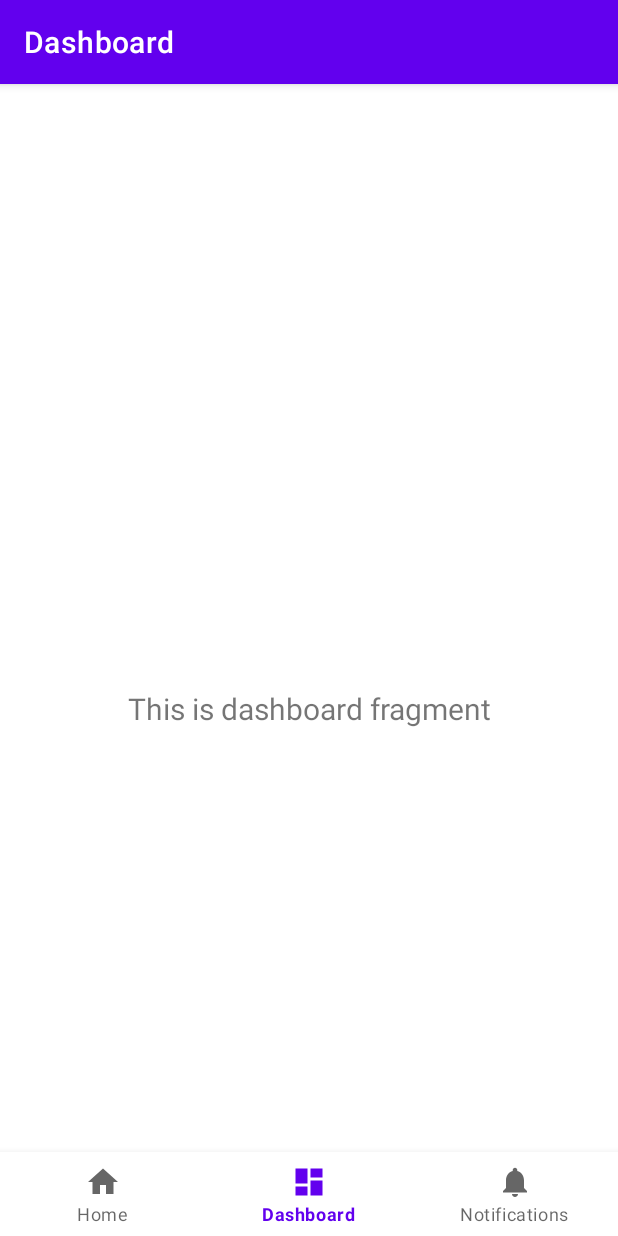
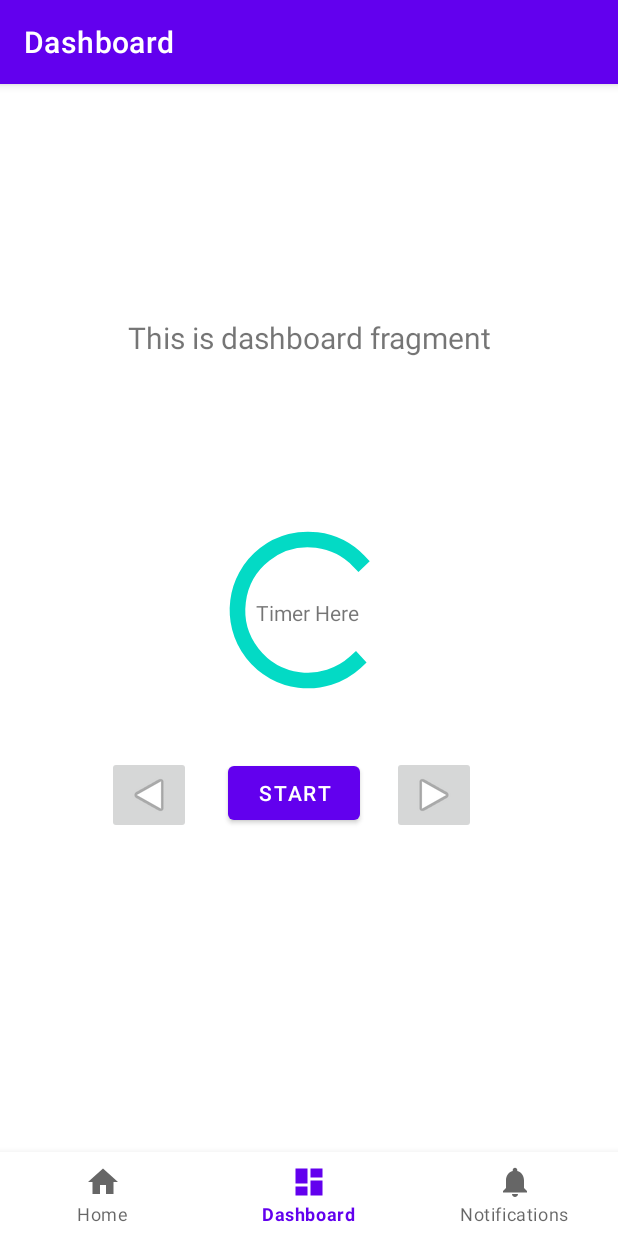
Before and after one commit to Zephyruskk/Root-Digital, an Android app: the DashboardFragment screen opened through its navigation route, on a phone screen of 412 x 824 dp. Run offline under Robolectric (Android 15) with nearby library versions, the phone set to English and light mode, and no system bars; our stand-ins replace navigation-ui.

Commit message:
Basic ui added
Basic ui layout added to app.
Still needs to have most of the template renamed but that requires a deeper dive into the code.

```diff
--- a/Illo/app/src/main/res/layout/activity_main.xml
+++ b/Illo/app/src/main/res/layout/activity_main.xml
@@ -1,6 +1,7 @@
 <?xml version="1.0" encoding="utf-8"?>
 <androidx.constraintlayout.widget.ConstraintLayout xmlns:android="http://schemas.android.com/apk/res/android"
     xmlns:app="http://schemas.android.com/apk/res-auto"
+    xmlns:tools="http://schemas.android.com/tools"
     android:id="@+id/container"
     android:layout_width="match_parent"
     android:layout_height="match_parent"
@@ -10,10 +11,9 @@
         android:id="@+id/nav_view"
         android:layout_width="0dp"
         android:layout_height="wrap_content"
-        android:layout_marginStart="0dp"
-        android:layout_marginEnd="0dp"
         android:background="?android:attr/windowBackground"
         app:layout_constraintBottom_toBottomOf="parent"
+        app:layout_constraintHorizontal_bias="0.0"
         app:layout_constraintLeft_toLeftOf="parent"
         app:layout_constraintRight_toRightOf="parent"
         app:menu="@menu/bottom_nav_menu" />
@@ -25,9 +25,11 @@
         android:layout_height="match_parent"
         app:defaultNavHost="true"
         app:layout_constraintBottom_toTopOf="@id/nav_view"
+        app:layout_constraintHorizontal_bias="0.0"
         app:layout_constraintLeft_toLeftOf="parent"
         app:layout_constraintRight_toRightOf="parent"
         app:layout_constraintTop_toTopOf="parent"
+        app:layout_constraintVertical_bias="1.0"
         app:navGraph="@navigation/mobile_navigation" />
 
 </androidx.constraintlayout.widget.ConstraintLayout>
--- a/Illo/app/src/main/res/layout/fragment_dashboard.xml
+++ b/Illo/app/src/main/res/layout/fragment_dashboard.xml
@@ -5,6 +5,18 @@
     android:layout_width="match_parent"
     android:layout_height="match_parent"
     tools:context=".ui.dashboard.DashboardFragment">
+
+    <ProgressBar
+        android:id="@+id/progressBar"
+        style="?android:attr/progressBarStyle"
+        android:layout_width="156dp"
+        android:layout_height="125dp"
+        app:layout_constraintBottom_toBottomOf="parent"
+        app:layout_constraintEnd_toEndOf="parent"
+        app:layout_constraintHorizontal_bias="0.498"
+        app:layout_constraintStart_toStartOf="parent"
+        app:layout_constraintTop_toTopOf="parent"
+        app:layout_constraintVertical_bias="0.396" />
 
     <TextView
         android:id="@+id/text_dashboard"
@@ -17,6 +29,58 @@
         android:textSize="20sp"
         app:layout_constraintBottom_toBottomOf="parent"
         app:layout_constraintEnd_toEndOf="parent"
+        app:layout_constraintHorizontal_bias="1.0"
         app:layout_constraintStart_toStartOf="parent"
-        app:layout_constraintTop_toTopOf="parent" />
+        app:layout_constraintTop_toTopOf="parent"
+        app:layout_constraintVertical_bias="0.135" />
+
+    <TextView
+        android:id="@+id/textView"
+        android:layout_width="wrap_content"
+        android:layout_height="wrap_content"
+        android:text="Timer Here"
+        app:layout_constraintBottom_toBottomOf="parent"
+        app:layout_constraintEnd_toEndOf="parent"
+        app:layout_constraintHorizontal_bias="0.498"
+        app:layout_constraintStart_toStartOf="parent"
+        app:layout_constraintTop_toTopOf="parent"
+        app:layout_constraintVertical_bias="0.414" />
+
+    <Button
+        android:id="@+id/button"
+        android:layout_width="wrap_content"
+        android:layout_height="wrap_content"
+        android:text="Start"
+        app:layout_constraintBottom_toBottomOf="parent"
+        app:layout_constraintEnd_toEndOf="@+id/text_dashboard"
+        app:layout_constraintHorizontal_bias="0.482"
+        app:layout_constraintStart_toStartOf="parent"
+        app:layout_constraintTop_toTopOf="parent"
+        app:layout_constraintVertical_bias="0.591" />
+
+    <ImageButton
+        android:id="@+id/imageButton"
+        android:layout_width="wrap_content"
+        android:layout_height="wrap_content"
+        android:src="@android:drawable/ic_media_play"
+        app:layout_constraintBottom_toBottomOf="parent"
+        app:layout_constraintEnd_toEndOf="parent"
+        app:layout_constraintHorizontal_bias="0.735"
+        app:layout_constraintStart_toStartOf="parent"
+        app:layout_constraintTop_toTopOf="parent"
+        app:layout_constraintVertical_bias="0.594" />
+
+    <ImageButton
+        android:id="@+id/imageButton2"
+        android:layout_width="wrap_content"
+        android:layout_height="wrap_content"
+        android:rotationY="180"
+        android:src="@android:drawable/ic_media_play"
+        app:layout_constraintBottom_toBottomOf="parent"
+        app:layout_constraintEnd_toEndOf="parent"
+        app:layout_constraintHorizontal_bias="0.2"
+        app:layout_constraintStart_toStartOf="parent"
+        app:layout_constraintTop_toTopOf="parent"
+        app:layout_constraintVertical_bias="0.594" />
+
 </androidx.constraintlayout.widget.ConstraintLayout>
```
Also changed, not shown: Illo/app/src/main/res/layout/fragment_home.xml (+36 -0 lines), Illo/app/src/main/res/layout/fragment_notifications.xml (+26 -2 lines).
